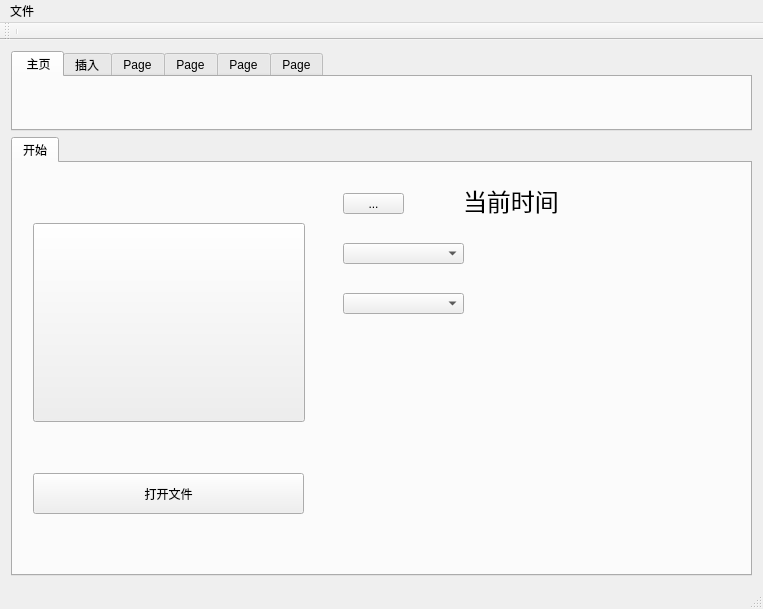
This is mainwindow.ui in charon-cheung/QSketch as Qt 5 draws it before an edit. The edited form follows.
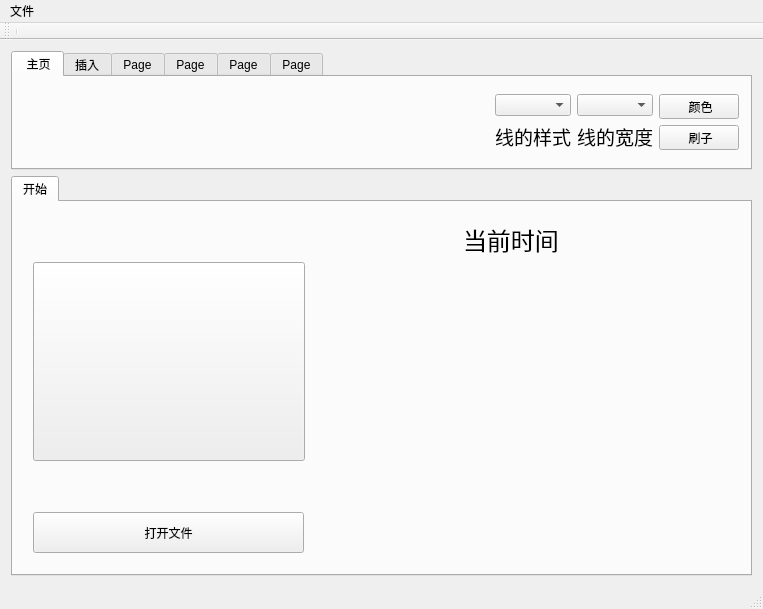
This is the edited form. Icons and pictures are not drawn.

```diff
--- a/mainwindow.ui
+++ b/mainwindow.ui
@@ -21,9 +21,9 @@
 QPushButton::menu-indicator{image:None;}</string>
   </property>
   <widget class="QWidget" name="centralWidget">
-   <layout class="QGridLayout" name="gridLayout">
+   <layout class="QGridLayout" name="gridLayout_2">
     <item row="0" column="0">
-     <layout class="QVBoxLayout" name="verticalLayout">
+     <layout class="QVBoxLayout" name="verticalLayout_4">
       <item>
        <widget class="QTabWidget" name="tabWidget">
         <property name="minimumSize">
@@ -35,7 +35,7 @@
         <property name="maximumSize">
          <size>
           <width>16777215</width>
-          <height>80</height>
+          <height>200</height>
          </size>
         </property>
         <property name="currentIndex">
@@ -45,41 +45,9 @@
          <attribute name="title">
           <string> 主页</string>
          </attribute>
-         <widget class="QPushButton" name="pushButton">
-          <property name="geometry">
-           <rect>
-            <x>290</x>
-            <y>10</y>
-            <width>48</width>
-            <height>40</height>
-           </rect>
-          </property>
-          <property name="text">
-           <string/>
-          </property>
-          <property name="icon">
-           <iconset resource="res.qrc">
-            <normaloff>:/Shape/Shape/text.png</normaloff>:/Shape/Shape/text.png</iconset>
-          </property>
-          <property name="iconSize">
-           <size>
-            <width>48</width>
-            <height>48</height>
-           </size>
-          </property>
-          <property name="flat">
-           <bool>true</bool>
-          </property>
-         </widget>
+         <layout class="QGridLayout" name="gridLayout">
+          <item row="0" column="0">
          <widget class="QPushButton" name="DrawPt">
-          <property name="geometry">
-           <rect>
-            <x>11</x>
-            <y>14</y>
-            <width>36</width>
-            <height>32</height>
-           </rect>
-          </property>
           <property name="focusPolicy">
            <enum>Qt::NoFocus</enum>
           </property>
@@ -100,15 +68,9 @@
            <bool>true</bool>
           </property>
          </widget>
+          </item>
+          <item row="0" column="1">
          <widget class="QPushButton" name="DrawLine">
-          <property name="geometry">
-           <rect>
-            <x>82</x>
-            <y>14</y>
-            <width>36</width>
-            <height>32</height>
-           </rect>
-          </property>
           <property name="focusPolicy">
            <enum>Qt::NoFocus</enum>
           </property>
@@ -129,15 +91,29 @@
            <bool>true</bool>
           </property>
          </widget>
+          </item>
+          <item row="0" column="2">
+           <widget class="QPushButton" name="DrawEllipse">
+            <property name="text">
+             <string/>
+            </property>
+            <property name="icon">
+             <iconset resource="res.qrc">
+              <normaloff>:/Shape/Shape/ellipse.png</normaloff>:/Shape/Shape/ellipse.png</iconset>
+            </property>
+            <property name="iconSize">
+             <size>
+              <width>42</width>
+              <height>32</height>
+             </size>
+            </property>
+            <property name="flat">
+             <bool>true</bool>
+            </property>
+           </widget>
+          </item>
+          <item row="0" column="3">
          <widget class="QPushButton" name="DrawRect">
-          <property name="geometry">
-           <rect>
-            <x>225</x>
-            <y>14</y>
-            <width>42</width>
-            <height>32</height>
-           </rect>
-          </property>
           <property name="text">
            <string/>
           </property>
@@ -155,15 +131,9 @@
            <bool>true</bool>
           </property>
          </widget>
-         <widget class="QPushButton" name="DrawEllipse">
-          <property name="geometry">
-           <rect>
-            <x>154</x>
-            <y>14</y>
-            <width>46</width>
-            <height>32</height>
-           </rect>
-          </property>
+          </item>
+          <item row="0" column="4">
+           <widget class="QPushButton" name="DrawText">
           <property name="text">
            <string/>
           </property>
@@ -173,14 +143,90 @@
           </property>
           <property name="iconSize">
            <size>
-            <width>42</width>
-            <height>32</height>
+              <width>48</width>
+              <height>48</height>
            </size>
           </property>
           <property name="flat">
            <bool>true</bool>
           </property>
          </widget>
+          </item>
+          <item row="0" column="5">
+           <layout class="QHBoxLayout" name="horizontalLayout">
+            <item>
+             <layout class="QVBoxLayout" name="verticalLayout">
+              <item>
+               <widget class="QComboBox" name="PenStyle"/>
+              </item>
+              <item>
+               <widget class="QLabel" name="style_label">
+                <property name="text">
+                 <string>&lt;html&gt;&lt;head/&gt;&lt;body&gt;&lt;p&gt;&lt;span style=&quot; font-size:14pt;&quot;&gt;线的样式&lt;/span&gt;&lt;/p&gt;&lt;/body&gt;&lt;/html&gt;</string>
+                </property>
+               </widget>
+              </item>
+             </layout>
+            </item>
+            <item>
+             <layout class="QVBoxLayout" name="verticalLayout_2">
+              <item>
+               <widget class="QComboBox" name="PenWidth"/>
+              </item>
+              <item>
+               <widget class="QLabel" name="width_label">
+                <property name="text">
+                 <string>&lt;html&gt;&lt;head/&gt;&lt;body&gt;&lt;p&gt;&lt;span style=&quot; font-size:14pt;&quot;&gt;线的宽度&lt;/span&gt;&lt;/p&gt;&lt;/body&gt;&lt;/html&gt;</string>
+                </property>
+               </widget>
+              </item>
+             </layout>
+            </item>
+            <item>
+             <layout class="QVBoxLayout" name="verticalLayout_3">
+              <item>
+               <widget class="QToolButton" name="ColorPicker">
+                <property name="minimumSize">
+                 <size>
+                  <width>80</width>
+                  <height>0</height>
+                 </size>
+                </property>
+                <property name="text">
+                 <string> 颜色</string>
+                </property>
+               </widget>
+              </item>
+              <item>
+               <widget class="QToolButton" name="BrushPicker">
+                <property name="minimumSize">
+                 <size>
+                  <width>80</width>
+                  <height>0</height>
+                 </size>
+                </property>
+                <property name="text">
+                 <string> 刷子</string>
+                </property>
+               </widget>
+              </item>
+             </layout>
+            </item>
+           </layout>
+          </item>
+         </layout>
+         <zorder>DrawText</zorder>
+         <zorder>DrawPt</zorder>
+         <zorder>DrawLine</zorder>
+         <zorder>DrawRect</zorder>
+         <zorder>DrawEllipse</zorder>
+         <zorder>tabView</zorder>
+         <zorder>ColorPicker</zorder>
+         <zorder>BrushPicker</zorder>
+         <zorder>PenWidth</zorder>
+         <zorder>PenStyle</zorder>
+         <zorder>style_label</zorder>
+         <zorder>width_label</zorder>
         </widget>
         <widget class="QWidget" name="Insert">
          <attribute name="title">
@@ -273,39 +319,6 @@
            <string>&lt;html&gt;&lt;head/&gt;&lt;body&gt;&lt;p&gt;&lt;span style=&quot; font-size:18pt;&quot;&gt;当前时间&lt;/span&gt;&lt;/p&gt;&lt;/body&gt;&lt;/html&gt;</string>
           </property>
          </widget>
-         <widget class="QComboBox" name="PenWidth">
-          <property name="geometry">
-           <rect>
-            <x>330</x>
-            <y>80</y>
-            <width>121</width>
-            <height>21</height>
-           </rect>
-          </property>
-         </widget>
-         <widget class="QComboBox" name="PenStyle">
-          <property name="geometry">
-           <rect>
-            <x>330</x>
-            <y>130</y>
-            <width>121</width>
-            <height>21</height>
-           </rect>
-          </property>
-         </widget>
-         <widget class="QToolButton" name="ColorPicker">
-          <property name="geometry">
-           <rect>
-            <x>330</x>
-            <y>30</y>
-            <width>61</width>
-            <height>21</height>
-           </rect>
-          </property>
-          <property name="text">
-           <string>...</string>
-          </property>
-         </widget>
         </widget>
        </widget>
       </item>
```
Left out of the diff: 2 changed lines with no effect on the pictures. Lines whose indentation alone changed are shown as unchanged.
